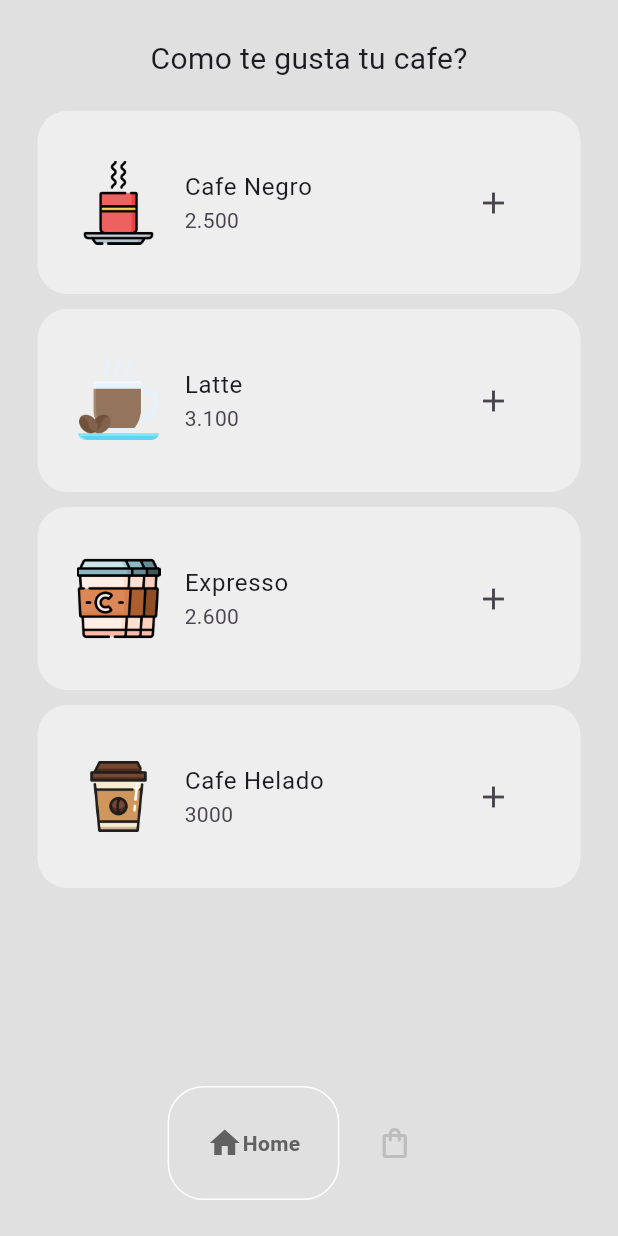
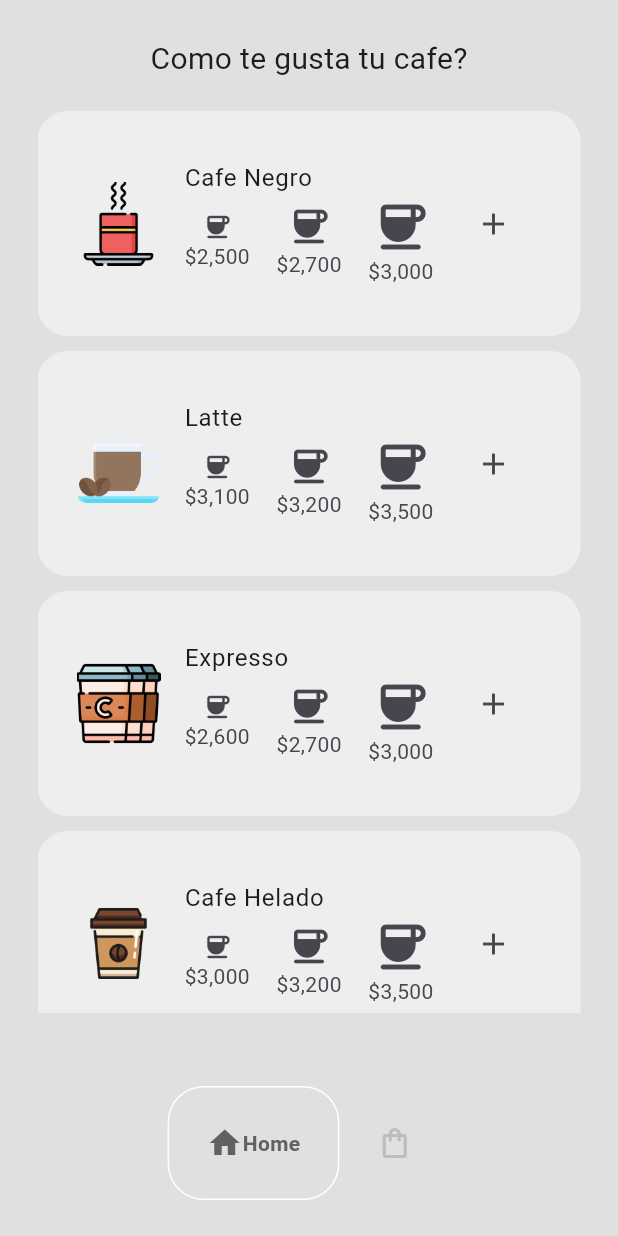
Before and after one commit to CristobalSalinas/Coffee_shop_app, a Flutter app: the ShopPage screen opened by its route, on a phone screen of 412 x 824 dp. Run offline on Flutter 3.47's test engine with Material 3 defaults, Android fonts, the phone set to English and light mode, and no system bars; drawn by our look-alikes of google_nav_bar.

Commit message:
:art: agregando diferentes tipos de vistas dependiendo de el tipo de coffeetile queremos cargar

```diff
--- a/lib/components/coffee_tile.dart
+++ b/lib/components/coffee_tile.dart
@@ -1,8 +1,10 @@
+import 'package:coffee_shop_app/components/price_list.dart';
 import 'package:coffee_shop_app/models/coffee.dart';
 import 'package:flutter/material.dart';
 
 class CoffeeTile extends StatelessWidget {
   final Coffee coffee;
+  final bool showPriceList;
   final void Function()? onPressed;
   final Widget icon;
   const CoffeeTile({
@@ -10,6 +12,7 @@ class CoffeeTile extends StatelessWidget {
     required this.coffee,
     required this.onPressed,
     required this.icon,
+    this.showPriceList = true,
   });
 
   @override
@@ -24,7 +27,11 @@ class CoffeeTile extends StatelessWidget {
       child: ListTile(
         leading: Image.asset(coffee.imagePath),
         title: Text(coffee.name),
-        subtitle: Text(coffee.price),
+        subtitle: showPriceList
+            ? PriceList(
+                priceList: coffee.priceList,
+              )
+            : Text(coffee.getCartCoffeeSize()), //Text(coffee.price),
         trailing: IconButton(
           icon: icon,
           onPressed: onPressed,
--- /dev/null
+++ b/lib/components/price_list.dart
@@ -0,0 +1,28 @@
+import 'package:coffee_shop_app/utils/price_formatter.dart';
+import 'package:flutter/material.dart';
+
+class PriceList extends StatelessWidget {
+  final List<int> priceList;
+  const PriceList({super.key, required this.priceList});
+
+  @override
+  Widget build(BuildContext context) {
+    return Row(
+      mainAxisAlignment: MainAxisAlignment.spaceBetween,
+      children: priceList.asMap().entries.map((entry) {
+        int index = entry.key;
+        int price = entry.value;
+
+        return Column(
+          children: [
+            Icon(
+              Icons.coffee_rounded,
+              size: 20 + (index * 10),
+            ),
+            Text(priceFormatter(price.toString())),
+          ],
+        );
+      }).toList(),
+    );
+  }
+}
--- a/lib/models/coffee.dart
+++ b/lib/models/coffee.dart
@@ -1,15 +1,28 @@
 import 'package:coffee_shop_app/const.dart';
+import 'package:coffee_shop_app/utils/price_formatter.dart';
 
 class Coffee {
   final String name;
   final String price;
+  final List<int> priceList;
   final String imagePath;
   final CoffeeSize size;
 
   Coffee({
     required this.name,
     required this.price,
+    required this.priceList,
     required this.imagePath,
     required this.size,
   });
+
+  String getCartCoffeeSize() {
+    const Map<CoffeeSize, int> priceIndex = {
+      CoffeeSize.small: 0,
+      CoffeeSize.medium: 1,
+      CoffeeSize.large: 2,
+    };
+
+    return priceFormatter(priceList[priceIndex[size]!].toString());
+  }
 }
--- a/lib/models/coffee_shop.dart
+++ b/lib/models/coffee_shop.dart
@@ -8,24 +8,28 @@ class CoffeeShop extends ChangeNotifier {
     Coffee(
       name: 'Cafe Negro',
       price: '2.500',
+      priceList: [2500, 2700, 3000],
       imagePath: "lib/images/cafe1.png",
       size: CoffeeSize.small,
     ),
     Coffee(
       name: 'Latte',
       price: '3.100',
+      priceList: [3100, 3200, 3500],
       imagePath: "lib/images/cafe2.png",
       size: CoffeeSize.small,
     ),
     Coffee(
       name: 'Expresso',
       price: '2.600',
+      priceList: [2600, 2700, 3000],
       imagePath: "lib/images/cafe3.png",
       size: CoffeeSize.small,
     ),
     Coffee(
       name: 'Cafe Helado',
       price: '3000',
+      priceList: [3000, 3200, 3500],
       imagePath: "lib/images/cafe4.png",
       size: CoffeeSize.small,
     ),
--- a/lib/pages/add_page.dart
+++ b/lib/pages/add_page.dart
@@ -49,6 +49,7 @@ class _AddPageState extends State<AddPage> {
     Coffee coffee = Coffee(
       name: widget.coffee.name,
       price: widget.coffee.price,
+      priceList: widget.coffee.priceList,
       imagePath: widget.coffee.imagePath,
       size: size,
     );
--- a/lib/sections/cart_section.dart
+++ b/lib/sections/cart_section.dart
@@ -41,6 +41,7 @@ class _CartSectionState extends State<CartSection> {
                   itemBuilder: (context, index) {
                     Coffee coffee = value.userCart[index];
                     return CoffeeTile(
+                      showPriceList: false,
                       coffee: coffee,
                       onPressed: () => removeCoffe(coffee),
                       icon: const Icon(Icons.delete),
--- /dev/null
+++ b/lib/utils/price_formatter.dart
@@ -0,0 +1,6 @@
+String priceFormatter(String price) {
+  return '\$${price.toString().replaceAllMapped(
+        RegExp(r'(\d{1,3})(?=(\d{3})+(?!\d))'),
+        (Match match) => '${match[1]},',
+      )}';
+}
```
